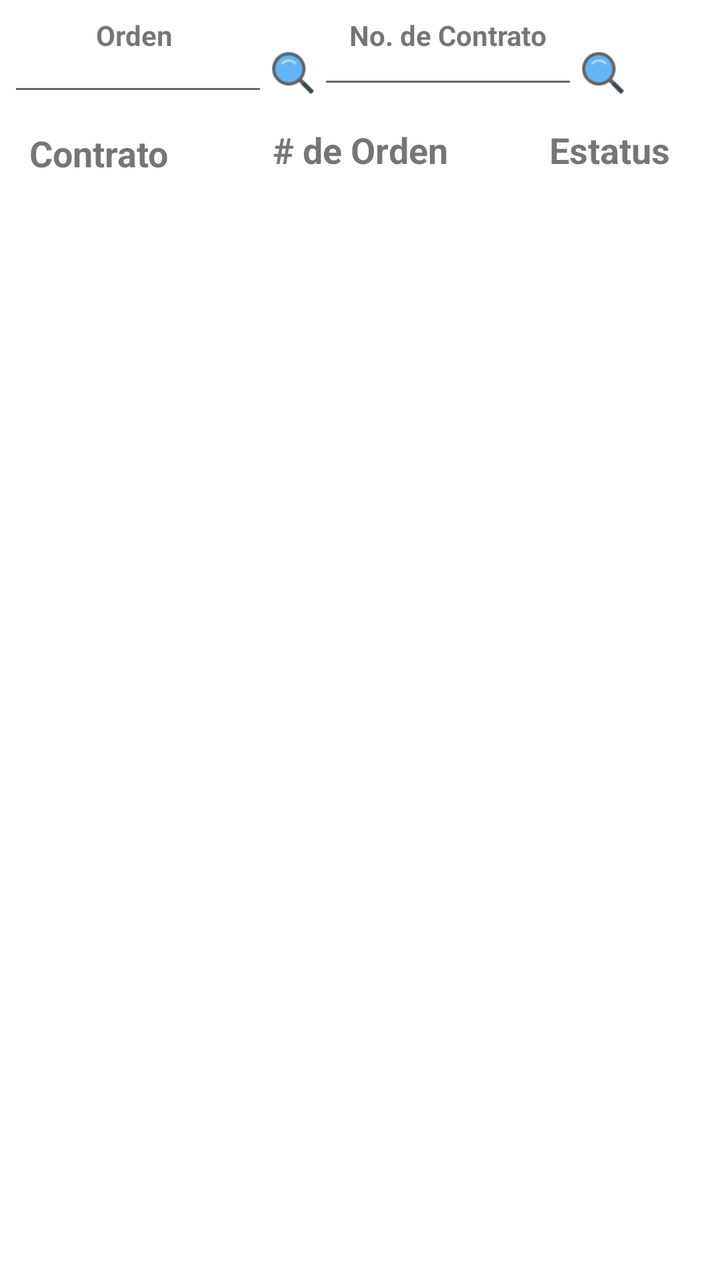
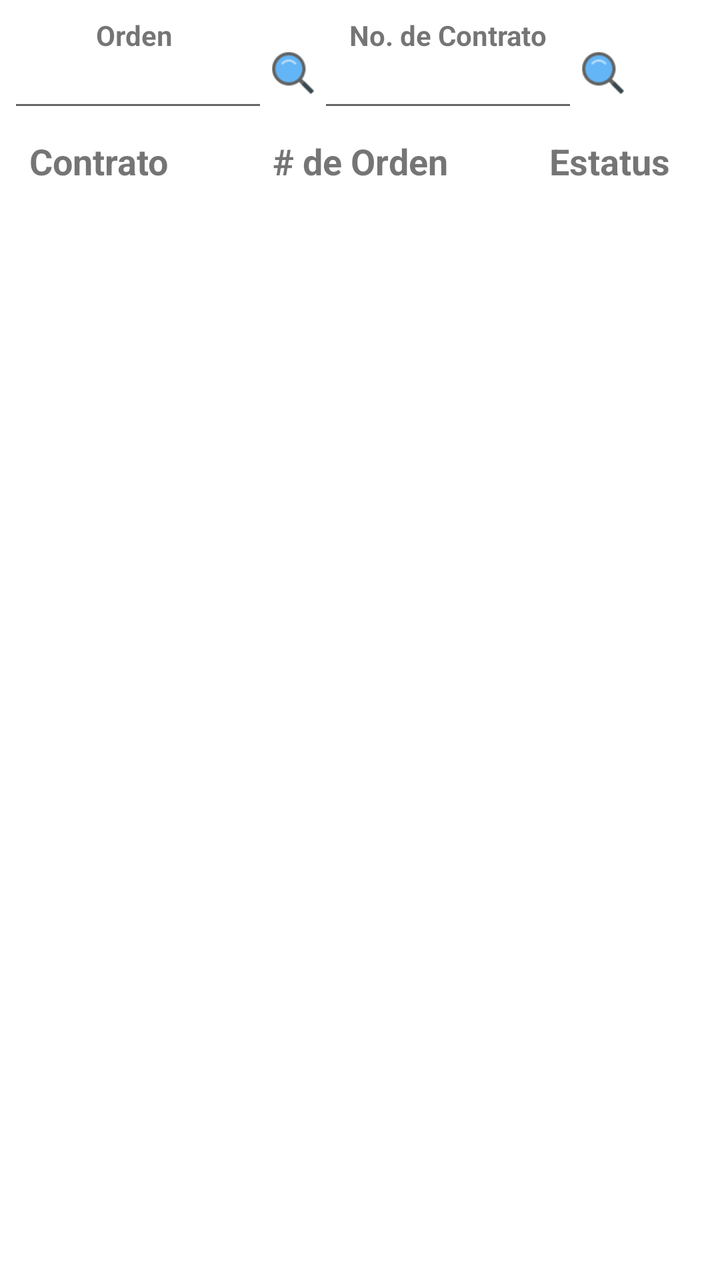

Screens rendered from an Android XML layout before and after an edit, with the pre-edit source and the edit as a unified diff.
<!-- AndroidManifest.xml: application theme AppTheme -->
<!-- res/layout/content_orden.xml -->
<?xml version="1.0" encoding="utf-8"?>
<android.support.constraint.ConstraintLayout xmlns:android="http://schemas.android.com/apk/res/android"
    xmlns:app="http://schemas.android.com/apk/res-auto"
    xmlns:tools="http://schemas.android.com/tools"
    android:layout_width="match_parent"
    android:layout_height="match_parent"
    android:background="@color/fondoBlanco"
    app:layout_behavior="@string/appbar_scrolling_view_behavior"
    tools:context=".Activitys.Orden"

    tools:showIn="@layout/app_bar_orden">

    <ListView
        android:id="@+id/listorden"
        android:layout_width="match_parent"
        android:layout_height="match_parent"
        android:layout_alignParentTop="true"
        android:layout_marginTop="100dp"
        android:backgroundTint="@color/colorPrimary"
        android:dividerHeight="10dp"
        android:elevation="80dp"
        android:paddingLeft="8dp"
        android:paddingRight="8dp"
        app:layout_constraintEnd_toEndOf="parent"
        app:layout_constraintStart_toStartOf="parent"
        app:layout_constraintTop_toTopOf="parent" />

    <TextView
        android:id="@+id/textView39"
        android:layout_width="wrap_content"
        android:layout_height="wrap_content"
        android:layout_marginStart="8dp"
        android:layout_marginTop="8dp"
        android:layout_marginEnd="8dp"
        android:text="@string/orden"
        android:textStyle="bold"
        app:layout_constraintEnd_toEndOf="@+id/ordsearch"
        app:layout_constraintStart_toStartOf="parent"
        app:layout_constraintTop_toTopOf="parent" />

    <EditText
        android:id="@+id/ordsearch"
        android:layout_width="130dp"
        android:layout_height="45dp"
        android:layout_marginStart="4dp"
        android:layout_marginTop="8dp"
        android:inputType="number"
        app:layout_constraintEnd_toStartOf="@+id/borden"
        app:layout_constraintStart_toStartOf="parent"
        app:layout_constraintTop_toTopOf="parent" />

    <Button
        android:id="@+id/borden"
        android:layout_width="25dp"
        android:layout_height="25dp"
        android:layout_marginTop="24dp"
        android:background="@drawable/busqueda"
        android:gravity="center_vertical"
        app:layout_constraintStart_toEndOf="@+id/ordsearch"
        app:layout_constraintTop_toTopOf="parent" />


    <EditText
        android:id="@+id/contsearch"
        android:layout_width="130dp"
        android:layout_height="wrap_content"
        android:layout_marginTop="8dp"
        android:inputType="text|number"
        app:layout_constraintStart_toEndOf="@+id/borden"
        app:layout_constraintTop_toTopOf="parent" />

    <Button
        android:id="@+id/bcontrato"
        android:layout_width="25dp"
        android:layout_height="25dp"
        android:layout_marginTop="24dp"
        android:background="@drawable/busqueda"
        android:gravity="center_vertical"
        app:layout_constraintStart_toEndOf="@+id/contsearch"
        app:layout_constraintTop_toTopOf="parent" />

    <TextView
        android:layout_width="wrap_content"
        android:layout_height="wrap_content"
        android:layout_marginStart="8dp"
        android:layout_marginTop="8dp"
        android:layout_marginEnd="8dp"
        android:text="@string/n_Contrato"
        android:textStyle="bold"
        app:layout_constraintEnd_toStartOf="@+id/bcontrato"
        app:layout_constraintStart_toEndOf="@+id/borden"
        app:layout_constraintTop_toTopOf="parent" />

    <TextView
        android:id="@+id/textView38"
        android:layout_width="wrap_content"
        android:layout_height="wrap_content"
        android:layout_alignParentStart="true"
        android:layout_marginTop="8dp"
        android:layout_marginBottom="8dp"
        android:text="@string/contrato"
        android:textSize="18dp"
        android:textStyle="bold"
        app:layout_constraintBottom_toTopOf="@+id/listorden"
        app:layout_constraintEnd_toEndOf="parent"
        app:layout_constraintHorizontal_bias="0.05"
        app:layout_constraintStart_toStartOf="parent"
        app:layout_constraintTop_toBottomOf="@+id/ordsearch" />

    <TextView
        android:id="@+id/textView40"
        android:layout_width="wrap_content"
        android:layout_height="wrap_content"
        android:layout_alignParentStart="true"
        android:layout_marginStart="8dp"
        android:layout_marginTop="8dp"
        android:layout_marginEnd="8dp"
        android:layout_marginBottom="8dp"
        android:text="@string/n_Orden"
        android:textSize="18dp"
        android:textStyle="bold"
        app:layout_constraintBottom_toTopOf="@+id/listorden"
        app:layout_constraintEnd_toEndOf="parent"
        app:layout_constraintStart_toStartOf="parent"
        app:layout_constraintTop_toBottomOf="@+id/contsearch" />


    <TextView
        android:layout_width="wrap_content"
        android:layout_height="wrap_content"
        android:layout_alignParentEnd="true"
        android:layout_marginStart="8dp"
        android:layout_marginTop="8dp"
        android:layout_marginEnd="8dp"
        android:layout_marginBottom="8dp"
        android:text="@string/estatus"
        android:textSize="18dp"
        android:textStyle="bold"
        app:layout_constraintBottom_toTopOf="@+id/listorden"
        app:layout_constraintEnd_toEndOf="parent"
        app:layout_constraintHorizontal_bias="0.94"
        app:layout_constraintStart_toStartOf="parent"
        app:layout_constraintTop_toBottomOf="@+id/contsearch" />



</android.support.constraint.ConstraintLayout>
<!-- res/layout/app_bar_orden.xml (included above) -->
<?xml version="1.0" encoding="utf-8"?>
<android.support.design.widget.CoordinatorLayout xmlns:android="http://schemas.android.com/apk/res/android"
    xmlns:app="http://schemas.android.com/apk/res-auto"
    xmlns:tools="http://schemas.android.com/tools"
    android:layout_width="match_parent"
    android:layout_height="match_parent"
    tools:context=".Activitys.Orden">

    <android.support.design.widget.AppBarLayout
        android:layout_width="match_parent"
        android:layout_height="wrap_content"
        android:theme="@style/AppTheme.AppBarOverlay">

        <android.support.v7.widget.Toolbar
            android:id="@+id/toolbar"
            android:layout_width="match_parent"
            android:layout_height="?attr/actionBarSize"
            android:background="?attr/colorPrimary"
            app:popupTheme="@style/AppTheme.PopupOverlay" />

    </android.support.design.widget.AppBarLayout>

    <include layout="@layout/content_orden" />




</android.support.design.widget.CoordinatorLayout>
<!-- resources referenced by this layout -->
<resources>
  <color name="colorPrimary">#0277BD</color>
  <color name="fondoBlanco">#fff</color>
  <!-- drawable busqueda: png bitmap (drawable, 1157 bytes) -->
  <string name="contrato">Contrato</string>
  <string name="estatus">Estatus</string>
  <string name="n_Contrato">No. de Contrato</string>
  <string name="n_Orden"># de Orden</string>
  <string name="orden">Orden</string>
  <style name="AppTheme.AppBarOverlay" parent="ThemeOverlay.AppCompat.Dark.ActionBar" />
  <style name="AppTheme.PopupOverlay" parent="ThemeOverlay.AppCompat.Light" />
  <style name="AppTheme" parent="Theme.AppCompat.Light.DarkActionBar">
          
          <item name="colorPrimary">@color/colorPrimary</item>
          <item name="colorPrimaryDark">@color/colorPrimaryDark</item>
          <item name="colorAccent">@color/colorAccent</item>
          <item name="android:colorForeground">@android:color/background_dark</item>
      </style>
  <color name="colorPrimaryDark">#004C8C</color>
  <color name="colorAccent">#0000FF</color>
</resources>

<!-- the commit's change to res/layout/content_orden.xml (unified diff, before → after) -->
@@ -43,7 +43,7 @@
         android:layout_width="130dp"
         android:layout_height="45dp"
         android:layout_marginStart="4dp"
-        android:layout_marginTop="8dp"
+        android:layout_marginTop="16dp"
         android:inputType="number"
         app:layout_constraintEnd_toStartOf="@+id/borden"
         app:layout_constraintStart_toStartOf="parent"
@@ -63,8 +63,8 @@
     <EditText
         android:id="@+id/contsearch"
         android:layout_width="130dp"
-        android:layout_height="wrap_content"
-        android:layout_marginTop="8dp"
+        android:layout_height="45dp"
+        android:layout_marginTop="16dp"
         android:inputType="text|number"
         app:layout_constraintStart_toEndOf="@+id/borden"
         app:layout_constraintTop_toTopOf="parent" />
